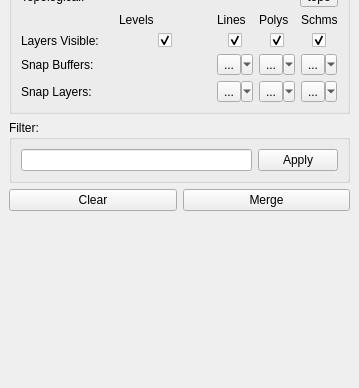
The window that ui_dock.ui (lparchaeology/ArkPlan) describes before a commit, drawn with Qt 5; both pictures show x 0 to 359 and y 437 to 825 of the 359 by 825 pixel window.
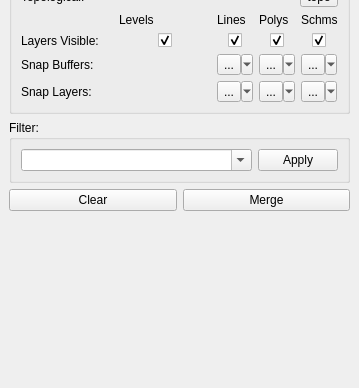
The same window after the commit. Custom widgets are drawn as their Qt base class.

Commit message: Make filter widget a combo

Diff of the .ui file:
```diff
--- a/ui_dock.ui
+++ b/ui_dock.ui
@@ -686,9 +686,15 @@
        <item>
         <layout class="QHBoxLayout" name="horizontalLayout_2">
          <item>
-          <widget class="QLineEdit" name="m_contextFilterEdit">
-           <property name="toolTip">
-            <string>Only show selected contexts</string>
+          <widget class="QComboBox" name="m_contextFilterCombo">
+           <property name="sizePolicy">
+            <sizepolicy hsizetype="Expanding" vsizetype="Fixed">
+             <horstretch>0</horstretch>
+             <verstretch>0</verstretch>
+            </sizepolicy>
+           </property>
+           <property name="editable">
+            <bool>true</bool>
            </property>
           </widget>
          </item>
```
The commit also changes 2 other files.
